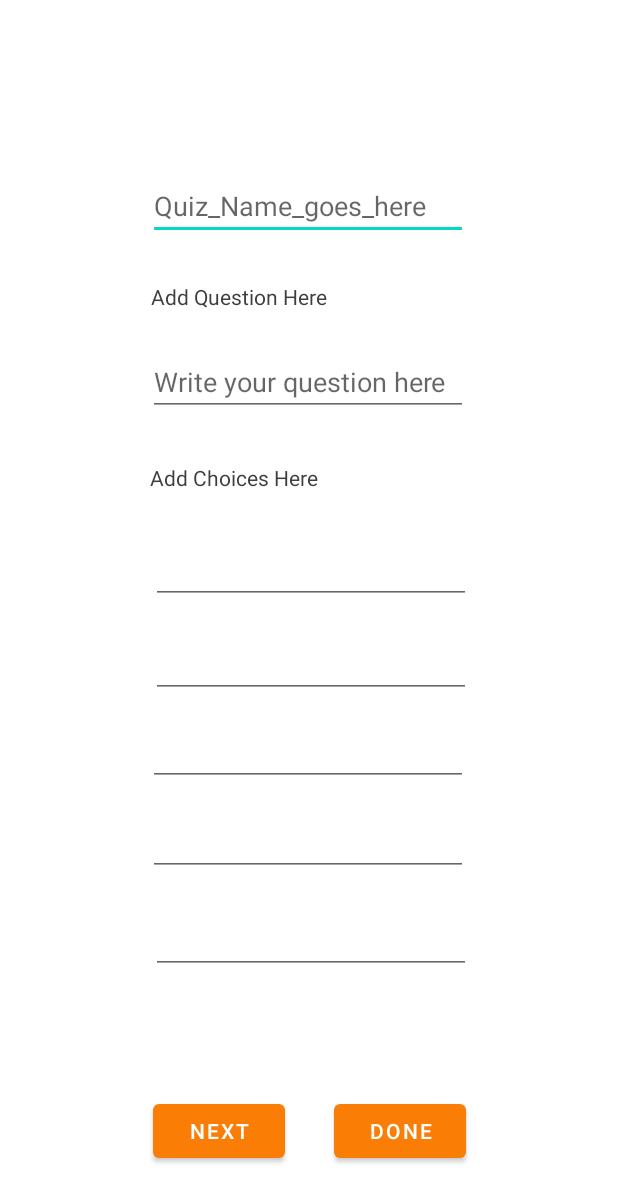
After one commit to egoRockU/Quizzam, an Android app: the adminAddQuiz screen opened directly, with no data from a screen before it, on a phone screen of 412 x 824 dp. The commit adds this screen. Shown: the top 1202 px of the screen. Run offline under Robolectric (Android 15) with nearby library versions, the phone set to English and light mode, and no system bars; our stand-ins replace Firebase (no records; nobody signed in at launch, a user with empty details on screens opened directly).

Commit message:
added Add quiz Feature

```diff
--- a/app/build.gradle
+++ b/app/build.gradle
@@ -27,6 +27,9 @@ android {
         sourceCompatibility JavaVersion.VERSION_1_8
         targetCompatibility JavaVersion.VERSION_1_8
     }
+    buildFeatures {
+        viewBinding true
+    }
 }
 
 dependencies {
@@ -37,6 +40,9 @@ dependencies {
     implementation 'io.github.muddz:styleabletoast:2.4.0'
     implementation 'androidx.constraintlayout:constraintlayout:2.1.4'
     implementation 'com.google.firebase:firebase-storage:20.2.0'
+    implementation 'androidx.navigation:navigation-fragment:2.4.1'
+    implementation 'androidx.navigation:navigation-ui:2.4.1'
+    implementation 'com.google.firebase:firebase-auth:22.0.0'
     testImplementation 'junit:junit:4.13.2'
     androidTestImplementation 'androidx.test.ext:junit:1.1.5'
     androidTestImplementation 'androidx.test.espresso:espresso-core:3.5.1'
--- /dev/null
+++ b/app/src/main/res/layout/activity_admin_add_quiz.xml
@@ -0,0 +1,152 @@
+<?xml version="1.0" encoding="utf-8"?>
+<androidx.constraintlayout.widget.ConstraintLayout xmlns:android="http://schemas.android.com/apk/res/android"
+    xmlns:app="http://schemas.android.com/apk/res-auto"
+    xmlns:tools="http://schemas.android.com/tools"
+    android:layout_width="match_parent"
+    android:layout_height="match_parent"
+    tools:context=".adminAddQuiz">
+
+    <EditText
+        android:id="@+id/edQuizName"
+        android:layout_width="wrap_content"
+        android:layout_height="wrap_content"
+        android:ems="10"
+        android:hint="Quiz_Name_goes_here"
+        android:inputType="textPersonName"
+        app:layout_constraintBottom_toBottomOf="parent"
+        app:layout_constraintEnd_toEndOf="parent"
+        app:layout_constraintHorizontal_bias="0.497"
+        app:layout_constraintStart_toStartOf="parent"
+        app:layout_constraintTop_toTopOf="parent"
+        app:layout_constraintVertical_bias="0.147" />
+
+    <TextView
+        android:id="@+id/textView3"
+        android:layout_width="wrap_content"
+        android:layout_height="wrap_content"
+        android:text="Add Question Here"
+        android:textColor="#3E3E3E"
+        app:layout_constraintBottom_toBottomOf="parent"
+        app:layout_constraintEnd_toEndOf="parent"
+        app:layout_constraintHorizontal_bias="0.341"
+        app:layout_constraintStart_toStartOf="parent"
+        app:layout_constraintTop_toTopOf="parent"
+        app:layout_constraintVertical_bias="0.234" />
+
+    <EditText
+        android:id="@+id/edWriteQuestion"
+        android:layout_width="wrap_content"
+        android:layout_height="wrap_content"
+        android:ems="10"
+        android:hint="Write your question here"
+        android:inputType="textPersonName"
+        app:layout_constraintBottom_toBottomOf="parent"
+        app:layout_constraintEnd_toEndOf="parent"
+        app:layout_constraintHorizontal_bias="0.497"
+        app:layout_constraintStart_toStartOf="parent"
+        app:layout_constraintTop_toTopOf="parent"
+        app:layout_constraintVertical_bias="0.298" />
+
+    <TextView
+        android:id="@+id/textView4"
+        android:layout_width="wrap_content"
+        android:layout_height="wrap_content"
+        android:text="Add Choices Here"
+        android:textColor="#3E3E3E"
+        app:layout_constraintBottom_toBottomOf="parent"
+        app:layout_constraintEnd_toEndOf="parent"
+        app:layout_constraintHorizontal_bias="0.334"
+        app:layout_constraintStart_toStartOf="parent"
+        app:layout_constraintTop_toTopOf="parent"
+        app:layout_constraintVertical_bias="0.384" />
+
+    <EditText
+        android:id="@+id/edChoiceA"
+        android:layout_width="wrap_content"
+        android:layout_height="wrap_content"
+        android:ems="10"
+        android:inputType="textPersonName"
+        app:layout_constraintBottom_toBottomOf="parent"
+        app:layout_constraintEnd_toEndOf="parent"
+        app:layout_constraintHorizontal_bias="0.507"
+        app:layout_constraintStart_toStartOf="parent"
+        app:layout_constraintTop_toTopOf="parent"
+        app:layout_constraintVertical_bias="0.459" />
+
+    <EditText
+        android:id="@+id/edChoiceB"
+        android:layout_width="wrap_content"
+        android:layout_height="wrap_content"
+        android:ems="10"
+        android:inputType="textPersonName"
+        app:layout_constraintBottom_toBottomOf="parent"
+        app:layout_constraintEnd_toEndOf="parent"
+        app:layout_constraintHorizontal_bias="0.507"
+        app:layout_constraintStart_toStartOf="parent"
+        app:layout_constraintTop_toTopOf="parent"
+        app:layout_constraintVertical_bias="0.539" />
+
+    <EditText
+        android:id="@+id/edChoiceC"
+        android:layout_width="wrap_content"
+        android:layout_height="wrap_content"
+        android:ems="10"
+        android:inputType="textPersonName"
+        app:layout_constraintBottom_toBottomOf="parent"
+        app:layout_constraintEnd_toEndOf="parent"
+        app:layout_constraintHorizontal_bias="0.497"
+        app:layout_constraintStart_toStartOf="parent"
+        app:layout_constraintTop_toTopOf="parent"
+        app:layout_constraintVertical_bias="0.615" />
+
+    <EditText
+        android:id="@+id/edChoiceD"
+        android:layout_width="wrap_content"
+        android:layout_height="wrap_content"
+        android:ems="10"
+        android:inputType="textPersonName"
+        app:layout_constraintBottom_toBottomOf="parent"
+        app:layout_constraintEnd_toEndOf="parent"
+        app:layout_constraintHorizontal_bias="0.497"
+        app:layout_constraintStart_toStartOf="parent"
+        app:layout_constraintTop_toTopOf="parent"
+        app:layout_constraintVertical_bias="0.692" />
+
+    <EditText
+        android:id="@+id/edChoiceE"
+        android:layout_width="wrap_content"
+        android:layout_height="wrap_content"
+        android:ems="10"
+        android:inputType="textPersonName"
+        app:layout_constraintBottom_toBottomOf="parent"
+        app:layout_constraintEnd_toEndOf="parent"
+        app:layout_constraintHorizontal_bias="0.507"
+        app:layout_constraintStart_toStartOf="parent"
+        app:layout_constraintTop_toTopOf="parent"
+        app:layout_constraintVertical_bias="0.776" />
+
+    <Button
+        android:id="@+id/btnNext"
+        android:layout_width="wrap_content"
+        android:layout_height="wrap_content"
+        android:text="Next"
+        app:layout_constraintBottom_toBottomOf="parent"
+        app:layout_constraintEnd_toEndOf="parent"
+        app:layout_constraintHorizontal_bias="0.315"
+        app:layout_constraintStart_toStartOf="parent"
+        app:layout_constraintTop_toTopOf="parent"
+        app:layout_constraintVertical_bias="0.941" />
+
+    <Button
+        android:id="@+id/btnDone"
+        android:layout_width="wrap_content"
+        android:layout_height="wrap_content"
+        android:text="Done"
+        app:layout_constraintBottom_toBottomOf="parent"
+        app:layout_constraintEnd_toEndOf="parent"
+        app:layout_constraintHorizontal_bias="0.687"
+        app:layout_constraintStart_toStartOf="parent"
+        app:layout_constraintTop_toTopOf="parent"
+        app:layout_constraintVertical_bias="0.941" />
+
+</androidx.constraintlayout.widget.ConstraintLayout>
--- /dev/null
+++ b/app/src/main/res/values-land/dimens.xml
@@ -0,0 +1,3 @@
+<resources>
+      <dimen name="fab_margin">48dp</dimen>
+   </resources>
--- /dev/null
+++ b/app/src/main/res/values-w1240dp/dimens.xml
@@ -0,0 +1,3 @@
+<resources>
+      <dimen name="fab_margin">200dp</dimen>
+   </resources>
--- /dev/null
+++ b/app/src/main/res/values-w600dp/dimens.xml
@@ -0,0 +1,3 @@
+<resources>
+      <dimen name="fab_margin">48dp</dimen>
+   </resources>
--- /dev/null
+++ b/app/src/main/res/values/dimens.xml
@@ -0,0 +1,3 @@
+<resources>
+      <dimen name="fab_margin">16dp</dimen>
+   </resources>
--- a/app/src/main/res/values/themes.xml
+++ b/app/src/main/res/values/themes.xml
@@ -57,4 +57,10 @@
         <item name="stSolidBackground">false</item>
         <item name="stIconStart">@drawable/baseline_wifi_off_24</item>
     </style>
+    <style name="Theme.QuizApp.NoActionBar">
+        <item name="windowActionBar">false</item>
+        <item name="windowNoTitle">true</item>
+    </style>
+    <style name="Theme.QuizApp.AppBarOverlay" parent="ThemeOverlay.AppCompat.Dark.ActionBar" />
+    <style name="Theme.QuizApp.PopupOverlay" parent="ThemeOverlay.AppCompat.Light" />
 </resources>
```
Also changed, not shown: app/src/main/AndroidManifest.xml (+9 -0 lines), app/src/main/java/com/example/quizapp/AdminDashboard.java (added, +39 -0 lines), app/src/main/java/com/example/quizapp/LogIn.java (added, +99 -0 lines), app/src/main/java/com/example/quizapp/MainActivity.java (+23 -0 lines), app/src/main/java/com/example/quizapp/adminAddQuiz.java (added, +183 -0 lines), app/src/main/java/com/example/quizapp/adminQuestion.java (added, +21 -0 lines), app/src/main/res/layout/activity_admin_dashboard.xml (added, +70 -0 lines), app/src/main/res/layout/activity_log_in.xml (added, +73 -0 lines), app/src/main/res/layout/activity_main.xml (+10 -0 lines), app/src/main/res/navigation/nav_graph.xml (added, +28 -0 lines), app/src/main/res/values/strings.xml (+9 -0 lines).
